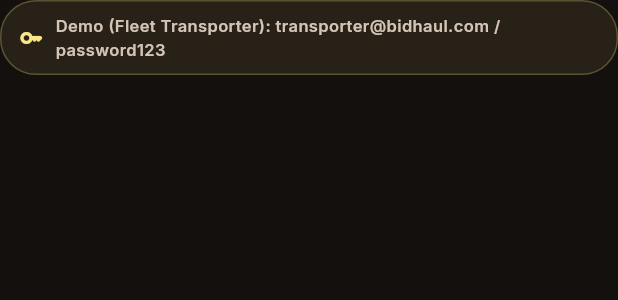
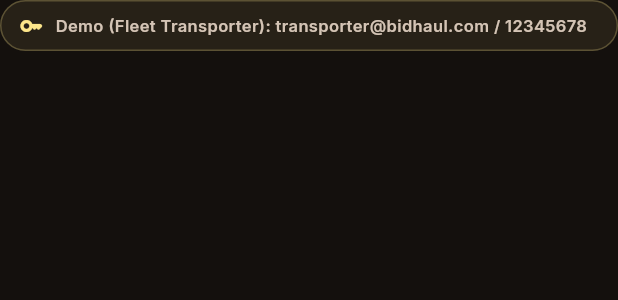
Before and after one commit to anshumaan2503/bidHaul, a Flutter app: the DemoCredentialsDisclaimer widget shown alone on an empty page, opened directly with empty values, on a phone screen of 412 x 824 dp. Shown: the top 300 px of the screen. Run offline on Flutter 3.47's test engine with Material 3 defaults, Android fonts, the phone set to English and light mode, and no system bars; our stand-ins replace dio, flutter_local_notifications, flutter_svg, google_fonts, shared_preferences; missing offline and left inert: razorpay_flutter; accounts and stored records are empty; network calls fail.

Commit message:
fix: Update demo password to 12345678 for Company and Transporter across widget, README and submission report

```diff
--- a/frontend/lib/widgets/demo_credentials_disclaimer.dart
+++ b/frontend/lib/widgets/demo_credentials_disclaimer.dart
@@ -21,12 +21,16 @@ class DemoCredentialsDisclaimer extends StatelessWidget {
 
     String demoEmail = 'test@company.com';
     String roleLabel = 'Company Shipper';
+    String demoPassword = '12345678';
+
     if (isAdmin) {
       demoEmail = 'superadmin@bidhaul.com';
       roleLabel = 'Super Admin';
+      demoPassword = 'password123';
     } else if (!isCompany) {
       demoEmail = 'transporter@bidhaul.com';
       roleLabel = 'Fleet Transporter';
+      demoPassword = '12345678';
     }
 
     return Container(
@@ -48,7 +52,7 @@ class DemoCredentialsDisclaimer extends StatelessWidget {
           const SizedBox(width: 8),
           Expanded(
             child: Text(
-              'Demo ($roleLabel): $demoEmail / password123',
+              'Demo ($roleLabel): $demoEmail / $demoPassword',
               style: const TextStyle(
                 fontSize: 11,
                 fontWeight: FontWeight.w600,
@@ -58,7 +62,7 @@ class DemoCredentialsDisclaimer extends StatelessWidget {
           ),
           if (onQuickFill != null)
             GestureDetector(
-              onTap: () => onQuickFill!(demoEmail, 'password123'),
+              onTap: () => onQuickFill!(demoEmail, demoPassword),
               child: Container(
                 padding: const EdgeInsets.symmetric(horizontal: 8, vertical: 4),
                 decoration: BoxDecoration(
```
Also changed, not shown: 2 other files.
